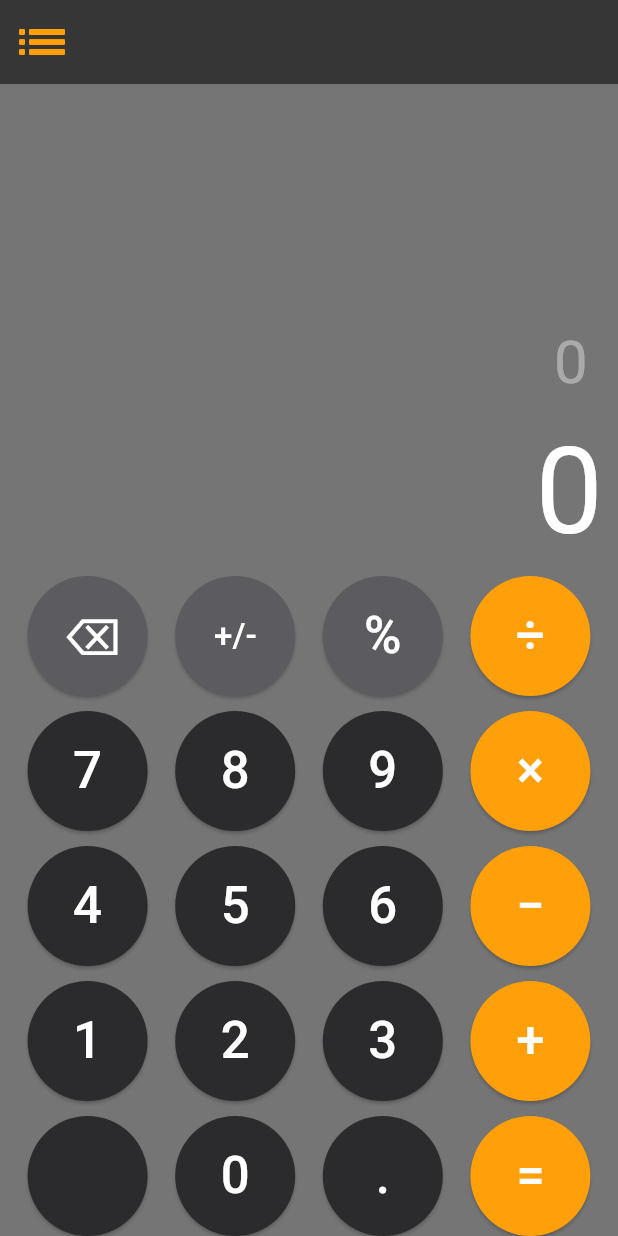
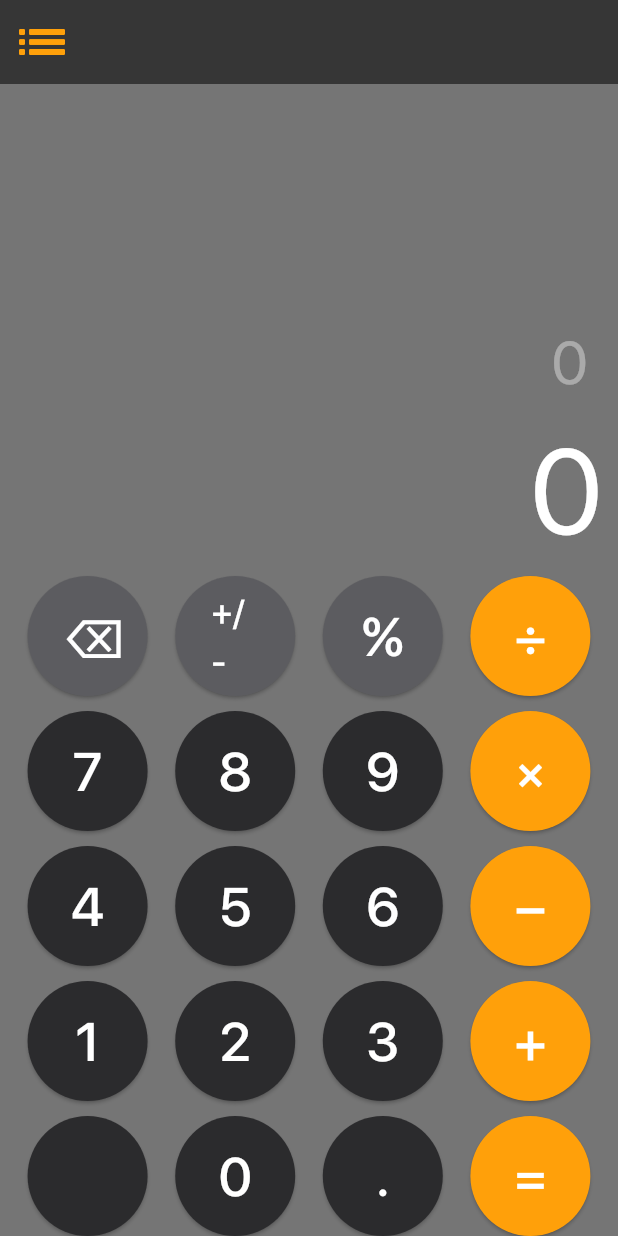
Before and after one commit to AndrewDongminYoo/flutter_calculator_app, a Flutter app: the screen it shows after launch, on a phone screen of 412 x 824 dp. Run offline on Flutter 3.47's test engine with Material 3 defaults, Android fonts, the phone set to English and light mode, and no system bars; our stand-ins replace bloc, flutter_bloc, math_expressions; generated files the repository leaves out were written again.

Commit message:
style: 💄 update font family to SFProDisplay across calculator UI components

```diff
--- a/lib/app/view/app.dart
+++ b/lib/app/view/app.dart
@@ -15,8 +15,10 @@ class App extends StatelessWidget {
         appBarTheme: AppBarTheme(
           backgroundColor: Theme.of(context).colorScheme.inversePrimary,
         ),
+        fontFamily: 'SFProDisplay',
         useMaterial3: true,
       ),
+      debugShowCheckedModeBanner: false,
       localizationsDelegates: AppLocalizations.localizationsDelegates,
       supportedLocales: AppLocalizations.supportedLocales,
       home: const CalculatorScreen(),
--- a/lib/features/calculator/presentation/pages/calculator_screen.dart
+++ b/lib/features/calculator/presentation/pages/calculator_screen.dart
@@ -101,8 +101,9 @@ class _CalculatorScreenState extends State<CalculatorScreen> {
                       child: Text(
                         equation,
                         style: const TextStyle(
+                          color: Colors.white38,
+                          fontFamily: 'SFProDisplay',
                           fontSize: 40,
-                          color: Colors.white38,
                         ),
                       ),
                     ),
@@ -113,6 +114,7 @@ class _CalculatorScreenState extends State<CalculatorScreen> {
                         textAlign: TextAlign.left,
                         style: const TextStyle(
                           color: Colors.white,
+                          fontFamily: 'SFProDisplay',
                           fontSize: 80,
                         ),
                       ),
--- a/lib/features/calculator/presentation/widgets/calculator_button.dart
+++ b/lib/features/calculator/presentation/widgets/calculator_button.dart
@@ -30,12 +30,14 @@ class CalculatorButton extends StatelessWidget {
             style: ElevatedButton.styleFrom(
               shape: const CircleBorder(),
               backgroundColor: buttonColor,
+              visualDensity: const VisualDensity(horizontal: -4, vertical: -4),
             ),
             child: Text(
               button.text,
               style: TextStyle(
-                fontSize: button.text.length > 1 ? 22 : 34,
                 color: Colors.white,
+                fontFamily: 'SFProDisplay',
+                fontSize: button.text.length > 1 ? 23 : 36,
               ),
             ),
           ),
```
